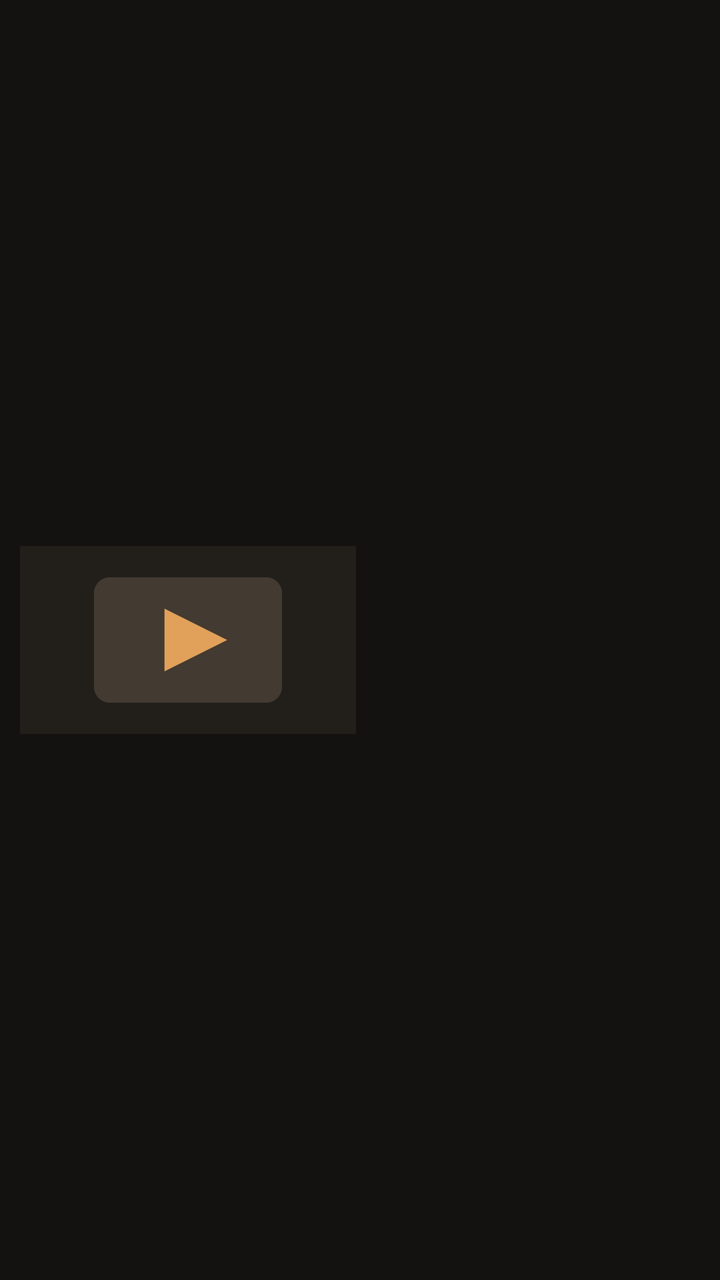
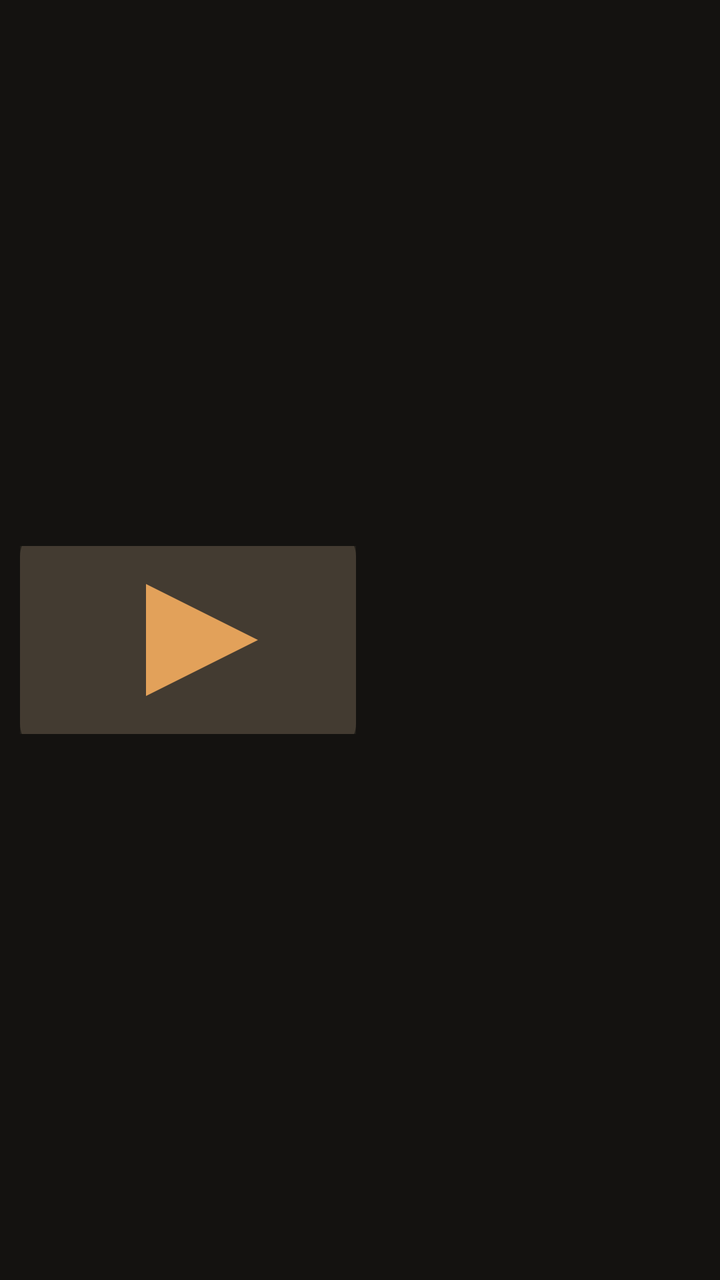

Screens rendered from an Android XML layout before and after an edit, with the pre-edit source and the edit as a unified diff.
<!-- AndroidManifest.xml: application theme Theme.OlympusIptv -->
<!-- res/layout/item_episode.xml -->
<?xml version="1.0" encoding="utf-8"?>
<LinearLayout xmlns:android="http://schemas.android.com/apk/res/android"
    android:layout_width="match_parent"
    android:layout_height="wrap_content"
    android:layout_marginBottom="8dp"
    android:background="@drawable/bg_menu_row"
    android:clickable="true"
    android:focusable="true"
    android:focusableInTouchMode="true"
    android:gravity="center_vertical"
    android:orientation="horizontal"
    android:padding="10dp">

    <ImageView
        android:id="@+id/episodeArt"
        android:layout_width="168dp"
        android:layout_height="94dp"
        android:background="@color/bg_elevated"
        android:contentDescription="@null"
        android:scaleType="fitCenter"
        android:src="@drawable/ic_channel_placeholder" />

    <LinearLayout
        android:layout_width="0dp"
        android:layout_height="wrap_content"
        android:layout_marginStart="14dp"
        android:layout_weight="1"
        android:orientation="vertical">

        <TextView
            android:id="@+id/episodeTitle"
            android:layout_width="match_parent"
            android:layout_height="wrap_content"
            android:ellipsize="end"
            android:maxLines="2"
            android:textColor="@color/text_primary"
            android:textSize="18sp"
            android:textStyle="bold" />

        <TextView
            android:id="@+id/episodeMeta"
            android:layout_width="match_parent"
            android:layout_height="wrap_content"
            android:layout_marginTop="2dp"
            android:ellipsize="end"
            android:maxLines="1"
            android:textColor="@color/text_secondary"
            android:textSize="13sp"
            android:visibility="gone" />

        <TextView
            android:id="@+id/episodePlot"
            android:layout_width="match_parent"
            android:layout_height="wrap_content"
            android:layout_marginTop="4dp"
            android:ellipsize="end"
            android:maxLines="3"
            android:textColor="@color/text_secondary"
            android:textSize="14sp"
            android:visibility="gone" />
    </LinearLayout>

    <TextView
        android:id="@+id/episodeCheck"
        android:layout_width="28dp"
        android:layout_height="28dp"
        android:layout_marginStart="12dp"
        android:background="@drawable/bg_check"
        android:gravity="center"
        android:text="✓"
        android:textColor="@color/bg"
        android:textSize="14sp"
        android:textStyle="bold"
        android:visibility="gone" />
</LinearLayout>
<!-- resources referenced by this layout -->
<resources>
  <color name="bg">#141210</color>
  <color name="bg_elevated">#221F1A</color>
  <color name="text_primary">#F6F1E7</color>
  <color name="text_secondary">#C9BBA8</color>
  <!-- drawable bg_check (drawable) -->
  <?xml version="1.0" encoding="utf-8"?>
  <shape xmlns:android="http://schemas.android.com/apk/res/android"
      android:shape="oval">
      <solid android:color="@color/accent" />
  </shape>
  <!-- drawable bg_menu_row (drawable) -->
  <?xml version="1.0" encoding="utf-8"?>
  <selector xmlns:android="http://schemas.android.com/apk/res/android">
      <item android:state_focused="true">
          <shape>
              <solid android:color="@color/bg_elevated" />
              <corners android:radius="10dp" />
              <stroke
                  android:width="3dp"
                  android:color="@color/focus" />
          </shape>
      </item>
      <item android:state_selected="true">
          <shape>
              <solid android:color="@color/bg_elevated" />
              <stroke
                  android:width="2dp"
                  android:color="@color/accent" />
              <corners android:radius="10dp" />
          </shape>
      </item>
      <item android:state_pressed="true">
          <shape>
              <solid android:color="@color/bg_elevated" />
              <corners android:radius="10dp" />
              <stroke
                  android:width="1dp"
                  android:color="@color/accent" />
          </shape>
      </item>
      <item>
          <shape>
              <solid android:color="@android:color/transparent" />
          </shape>
      </item>
  </selector>
  <!-- drawable ic_channel_placeholder (drawable) -->
  <?xml version="1.0" encoding="utf-8"?>
  <vector xmlns:android="http://schemas.android.com/apk/res/android"
      android:width="48dp"
      android:height="48dp"
      android:viewportWidth="48"
      android:viewportHeight="48">
      <path
          android:fillColor="#433B31"
          android:pathData="M4,8h40c2.2,0 4,1.8 4,4v24c0,2.2 -1.8,4 -4,4h-40c-2.2,0 -4,-1.8 -4,-4v-24c0,-2.2 1.8,-4 4,-4z" />
      <path
          android:fillColor="#E2A15A"
          android:pathData="M18,16l16,8 -16,8z" />
  </vector>
  <style name="Theme.OlympusIptv" parent="Theme.AppCompat.NoActionBar">
          <item name="android:windowBackground">@color/bg</item>
          <item name="android:colorBackground">@color/bg</item>
          <item name="android:textColorPrimary">@color/text_primary</item>
          <item name="android:textColorSecondary">@color/text_secondary</item>
          <item name="colorPrimary">@color/accent</item>
          <item name="colorAccent">@color/accent</item>
          <item name="android:statusBarColor">@color/bg</item>
          <item name="android:navigationBarColor">@color/bg</item>
          <item name="android:windowFullscreen">true</item>
      </style>
  <color name="accent">#E2A15A</color>
  <color name="focus">#F0C48A</color>
</resources>

<!-- the commit's change to res/layout/item_episode.xml (unified diff, before → after) -->
@@ -11,14 +11,30 @@
     android:orientation="horizontal"
     android:padding="10dp">
 
-    <ImageView
-        android:id="@+id/episodeArt"
+    <FrameLayout
         android:layout_width="168dp"
-        android:layout_height="94dp"
-        android:background="@color/bg_elevated"
-        android:contentDescription="@null"
-        android:scaleType="fitCenter"
-        android:src="@drawable/ic_channel_placeholder" />
+        android:layout_height="94dp">
+
+        <ImageView
+            android:id="@+id/episodeArt"
+            android:layout_width="match_parent"
+            android:layout_height="match_parent"
+            android:background="@color/bg_elevated"
+            android:contentDescription="@null"
+            android:scaleType="centerCrop"
+            android:src="@drawable/ic_channel_placeholder" />
+
+        <ProgressBar
+            android:id="@+id/episodeProgress"
+            style="?android:attr/progressBarStyleHorizontal"
+            android:layout_width="match_parent"
+            android:layout_height="4dp"
+            android:layout_gravity="bottom"
+            android:max="1000"
+            android:progress="0"
+            android:progressDrawable="@drawable/bg_episode_progress"
+            android:visibility="gone" />
+    </FrameLayout>
 
     <LinearLayout
         android:layout_width="0dp"
@@ -54,7 +70,7 @@
             android:layout_height="wrap_content"
             android:layout_marginTop="4dp"
             android:ellipsize="end"
-            android:maxLines="3"
+            android:maxLines="2"
             android:textColor="@color/text_secondary"
             android:textSize="14sp"
             android:visibility="gone" />
<!-- resource entries referenced after the edit -->
@@ -10,6 +10,22 @@
       android:shape="oval">
       <solid android:color="@color/accent" />
   </shape>
+  <!-- drawable bg_episode_progress (drawable) -->
+  <?xml version="1.0" encoding="utf-8"?>
+  <layer-list xmlns:android="http://schemas.android.com/apk/res/android">
+      <item android:id="@android:id/background">
+          <shape>
+              <solid android:color="#66000000" />
+          </shape>
+      </item>
+      <item android:id="@android:id/progress">
+          <clip>
+              <shape>
+                  <solid android:color="@color/accent" />
+              </shape>
+          </clip>
+      </item>
+  </layer-list>
   <!-- drawable bg_menu_row (drawable) -->
   <?xml version="1.0" encoding="utf-8"?>
   <selector xmlns:android="http://schemas.android.com/apk/res/android">
